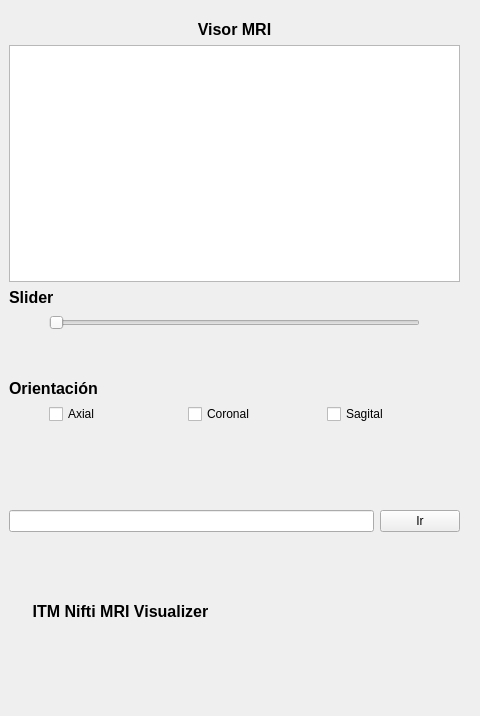
JovianPlanet/mri-visualizer, file GUI.ui: the form before one commit.
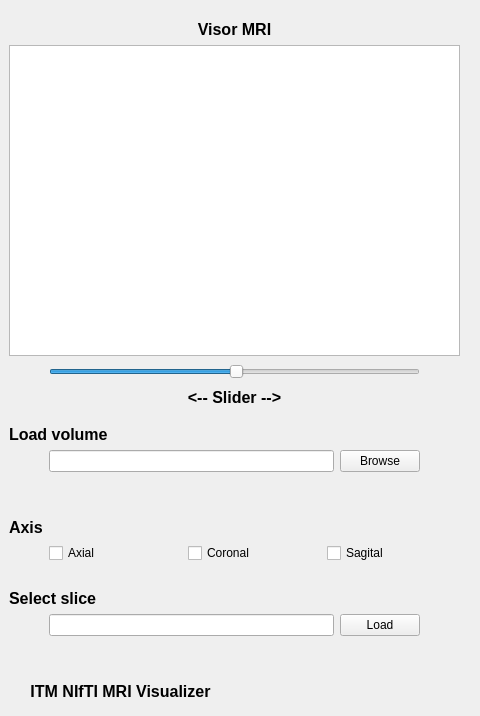
The form after the commit. Icons and pictures are not drawn.

Patch:
```diff
--- a/GUI.ui
+++ b/GUI.ui
@@ -52,23 +52,6 @@
     </item>
     <item>
      <layout class="QVBoxLayout" name="vLayout_slider">
-      <item>
-       <widget class="QLabel" name="label_2">
-        <property name="font">
-         <font>
-          <pointsize>12</pointsize>
-          <weight>75</weight>
-          <bold>true</bold>
-         </font>
-        </property>
-        <property name="text">
-         <string>Slider</string>
-        </property>
-        <property name="margin">
-         <number>6</number>
-        </property>
-       </widget>
-      </item>
       <item>
        <layout class="QHBoxLayout" name="horizontalLayout">
         <item>
@@ -95,6 +78,9 @@
             <verstretch>0</verstretch>
            </sizepolicy>
           </property>
+          <property name="sliderPosition">
+           <number>50</number>
+          </property>
           <property name="orientation">
            <enum>Qt::Horizontal</enum>
           </property>
@@ -118,6 +104,112 @@
         </item>
        </layout>
       </item>
+      <item>
+       <widget class="QLabel" name="label_2">
+        <property name="font">
+         <font>
+          <pointsize>12</pointsize>
+          <weight>75</weight>
+          <bold>true</bold>
+         </font>
+        </property>
+        <property name="text">
+         <string>&lt;-- Slider --&gt;</string>
+        </property>
+        <property name="alignment">
+         <set>Qt::AlignCenter</set>
+        </property>
+        <property name="margin">
+         <number>0</number>
+        </property>
+       </widget>
+      </item>
+     </layout>
+    </item>
+    <item>
+     <layout class="QVBoxLayout" name="vLayout_load">
+      <property name="topMargin">
+       <number>12</number>
+      </property>
+      <item>
+       <widget class="QLabel" name="label_4">
+        <property name="font">
+         <font>
+          <pointsize>12</pointsize>
+          <weight>75</weight>
+          <bold>true</bold>
+         </font>
+        </property>
+        <property name="text">
+         <string>Load volume</string>
+        </property>
+       </widget>
+      </item>
+      <item>
+       <layout class="QHBoxLayout" name="hLayout_load">
+        <property name="topMargin">
+         <number>0</number>
+        </property>
+        <item>
+         <spacer name="horizontalSpacer_5">
+          <property name="orientation">
+           <enum>Qt::Horizontal</enum>
+          </property>
+          <property name="sizeType">
+           <enum>QSizePolicy::Fixed</enum>
+          </property>
+          <property name="sizeHint" stdset="0">
+           <size>
+            <width>40</width>
+            <height>20</height>
+           </size>
+          </property>
+         </spacer>
+        </item>
+        <item>
+         <widget class="QLineEdit" name="lineEdit_2"/>
+        </item>
+        <item>
+         <widget class="QPushButton" name="pushButton">
+          <property name="text">
+           <string>Browse</string>
+          </property>
+         </widget>
+        </item>
+        <item>
+         <spacer name="horizontalSpacer_4">
+          <property name="orientation">
+           <enum>Qt::Horizontal</enum>
+          </property>
+          <property name="sizeType">
+           <enum>QSizePolicy::Fixed</enum>
+          </property>
+          <property name="sizeHint" stdset="0">
+           <size>
+            <width>40</width>
+            <height>20</height>
+           </size>
+          </property>
+         </spacer>
+        </item>
+       </layout>
+      </item>
+      <item>
+       <spacer name="verticalSpacer_4">
+        <property name="orientation">
+         <enum>Qt::Vertical</enum>
+        </property>
+        <property name="sizeType">
+         <enum>QSizePolicy::Fixed</enum>
+        </property>
+        <property name="sizeHint" stdset="0">
+         <size>
+          <width>20</width>
+          <height>40</height>
+         </size>
+        </property>
+       </spacer>
+      </item>
      </layout>
     </item>
     <item>
@@ -128,24 +220,11 @@
       <property name="bottomMargin">
        <number>0</number>
       </property>
-      <item>
-       <spacer name="verticalSpacer_5">
-        <property name="orientation">
-         <enum>Qt::Vertical</enum>
-        </property>
-        <property name="sizeType">
-         <enum>QSizePolicy::Fixed</enum>
-        </property>
-        <property name="sizeHint" stdset="0">
-         <size>
-          <width>20</width>
-          <height>40</height>
-         </size>
-        </property>
-       </spacer>
-      </item>
       <item>
        <widget class="QLabel" name="label_3">
+        <property name="enabled">
+         <bool>true</bool>
+        </property>
         <property name="font">
          <font>
           <pointsize>12</pointsize>
@@ -154,7 +233,7 @@
          </font>
         </property>
         <property name="text">
-         <string>Orientación</string>
+         <string>Axis</string>
         </property>
         <property name="margin">
          <number>6</number>
@@ -191,6 +270,9 @@
         </item>
         <item>
          <widget class="QCheckBox" name="checkBox_2">
+          <property name="enabled">
+           <bool>true</bool>
+          </property>
           <property name="text">
            <string>Coronal</string>
           </property>
@@ -198,6 +280,9 @@
         </item>
         <item>
          <widget class="QCheckBox" name="checkBox">
+          <property name="enabled">
+           <bool>true</bool>
+          </property>
           <property name="text">
            <string>Sagital</string>
           </property>
@@ -216,7 +301,7 @@
         <property name="sizeHint" stdset="0">
          <size>
           <width>20</width>
-          <height>40</height>
+          <height>20</height>
          </size>
         </property>
        </spacer>
@@ -229,36 +314,66 @@
        <number>0</number>
       </property>
       <item>
-       <spacer name="verticalSpacer">
+       <widget class="QLabel" name="label_7">
+        <property name="font">
+         <font>
+          <pointsize>12</pointsize>
+          <weight>75</weight>
+          <bold>true</bold>
+         </font>
+        </property>
+        <property name="text">
+         <string>Select slice</string>
+        </property>
+       </widget>
+      </item>
+      <item>
+       <layout class="QHBoxLayout" name="hLayout_manual">
+        <property name="topMargin">
+         <number>0</number>
+        </property>
+        <item>
+         <spacer name="horizontalSpacer_7">
         <property name="orientation">
-         <enum>Qt::Vertical</enum>
+           <enum>Qt::Horizontal</enum>
         </property>
         <property name="sizeType">
          <enum>QSizePolicy::Fixed</enum>
         </property>
         <property name="sizeHint" stdset="0">
          <size>
-          <width>20</width>
-          <height>40</height>
+            <width>40</width>
+            <height>20</height>
          </size>
         </property>
        </spacer>
       </item>
-      <item>
-       <layout class="QHBoxLayout" name="horizontalLayout_3">
-        <property name="topMargin">
-         <number>0</number>
-        </property>
         <item>
          <widget class="QLineEdit" name="lineEdit"/>
         </item>
         <item>
          <widget class="QPushButton" name="pushButton_2">
           <property name="text">
-           <string>Ir</string>
+           <string>Load</string>
           </property>
          </widget>
         </item>
+        <item>
+         <spacer name="horizontalSpacer_6">
+          <property name="orientation">
+           <enum>Qt::Horizontal</enum>
+          </property>
+          <property name="sizeType">
+           <enum>QSizePolicy::Fixed</enum>
+          </property>
+          <property name="sizeHint" stdset="0">
+           <size>
+            <width>40</width>
+            <height>20</height>
+           </size>
+          </property>
+         </spacer>
+        </item>
        </layout>
       </item>
       <item>
@@ -280,14 +395,9 @@
      </layout>
     </item>
     <item>
-     <layout class="QVBoxLayout" name="vLayout_foot">
+     <layout class="QHBoxLayout" name="hLayout_foot">
       <property name="topMargin">
-       <number>12</number>
-      </property>
-      <item>
-       <layout class="QHBoxLayout" name="horizontalLayout_4">
-        <property name="topMargin">
-         <number>12</number>
+       <number>0</number>
         </property>
         <item>
          <widget class="QLabel" name="label_6">
@@ -299,7 +409,7 @@
            </font>
           </property>
           <property name="text">
-           <string>ITM Nifti MRI Visualizer</string>
+         <string>ITM NIfTI MRI Visualizer</string>
           </property>
           <property name="alignment">
            <set>Qt::AlignCenter</set>
@@ -329,40 +439,6 @@
          </widget>
         </item>
        </layout>
-      </item>
-      <item>
-       <spacer name="verticalSpacer_4">
-        <property name="orientation">
-         <enum>Qt::Vertical</enum>
-        </property>
-        <property name="sizeType">
-         <enum>QSizePolicy::Fixed</enum>
-        </property>
-        <property name="sizeHint" stdset="0">
-         <size>
-          <width>20</width>
-          <height>40</height>
-         </size>
-        </property>
-       </spacer>
-      </item>
-     </layout>
-    </item>
-    <item>
-     <spacer name="verticalSpacer_3">
-      <property name="orientation">
-       <enum>Qt::Vertical</enum>
-      </property>
-      <property name="sizeType">
-       <enum>QSizePolicy::Fixed</enum>
-      </property>
-      <property name="sizeHint" stdset="0">
-       <size>
-        <width>20</width>
-        <height>40</height>
-       </size>
-      </property>
-     </spacer>
     </item>
    </layout>
   </widget>
```
Lines whose indentation alone changed are shown as unchanged.
